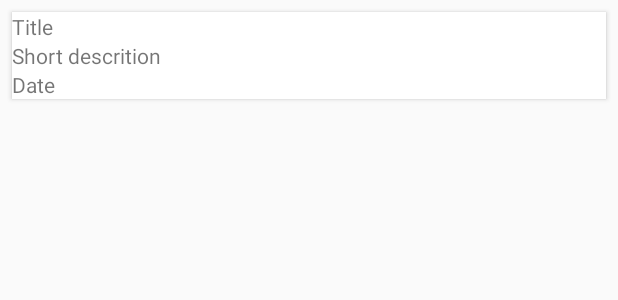
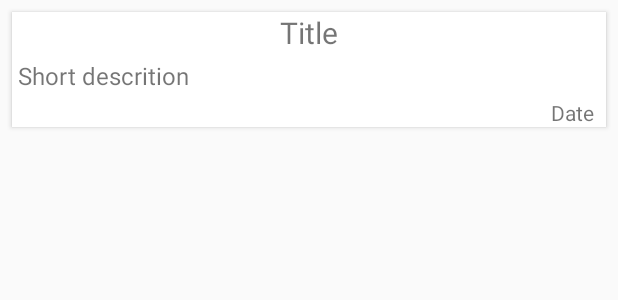
Before and after one commit to jekos911/SebbiaTestTask, an Android app: the layout news_item.xml on its own in the app's theme, with its tools: preview values and no code run, on a phone screen of 412 x 824 dp. Shown: the top 300 px of the screen. Run offline under Robolectric (Android 15) with nearby library versions, the phone set to English and light mode, and no system bars.

Commit message:
some bugs fixed

```diff
--- a/app/src/main/AndroidManifest.xml
+++ b/app/src/main/AndroidManifest.xml
@@ -19,7 +19,9 @@
                 <category android:name="android.intent.category.LAUNCHER" />
             </intent-filter>
         </activity>
-        <activity android:name=".StartActivity"/>
+        <activity android:name=".StartActivity"
+            android:screenOrientation="portrait"
+            />
     </application>
 
 </manifest>
--- a/app/src/main/java/com/jekos/sebbiatesttask/uifragments/recyclerutils/CategoriesViewHolder.java
+++ b/app/src/main/java/com/jekos/sebbiatesttask/uifragments/recyclerutils/CategoriesViewHolder.java
@@ -33,8 +33,7 @@ public class CategoriesViewHolder extends RecyclerView.ViewHolder implements Vie
 
     @Override
     public void onClick(View v) {
-        SebbiaInterface inte = MyServiceGenerator.createService(SebbiaInterface.class);
-        inte.getNewsFromCategory(idCategory, 0).enqueue(new Callback<NewsList>() {
+        NewsMenu.getInterfaceApi().getNewsFromCategory(idCategory, 0).enqueue(new Callback<NewsList>() {
             @Override
             public void onResponse(Call<NewsList> call, Response<NewsList> response) {
                 NewsMenu.setNewsList(response.body().getListNews());
--- a/app/src/main/res/layout/news_item.xml
+++ b/app/src/main/res/layout/news_item.xml
@@ -18,24 +18,32 @@
         android:layout_height="wrap_content">
 
     <TextView
-        android:layout_width="wrap_content"
+        android:layout_width="match_parent"
         android:layout_height="wrap_content"
         android:id="@+id/title"
-        tools:text="Title"/>
+        tools:text="Title"
+        android:textSize="20sp"
+        android:gravity="center_horizontal"/>
 
     <TextView
         android:layout_below="@id/title"
         android:layout_width="wrap_content"
         android:layout_height="wrap_content"
         android:id="@+id/short_description"
-        tools:text="Short descrition"/>
+        tools:text="Short descrition"
+        android:textSize="16sp"
+        android:padding="4dp"
+        />
 
     <TextView
         android:layout_below="@id/short_description"
-        android:layout_width="wrap_content"
+        android:layout_width="match_parent"
         android:layout_height="wrap_content"
         android:id="@+id/date"
-        tools:text="Date"/>
+        tools:text="Date"
+        android:gravity="end"
+        android:paddingRight="8dp"
+        />
 
     </RelativeLayout>
 
--- a/app/src/main/res/values/strings.xml
+++ b/app/src/main/res/values/strings.xml
@@ -1,3 +1,4 @@
 <resources>
     <string name="app_name">SebbiaTestTask</string>
+    <string name="error_internet">Internet connection error</string>
 </resources>
```
Also changed, not shown: app/src/main/java/com/jekos/sebbiatesttask/uifragments/recyclerutils/ListNewsFragment.java (+2 -9 lines), app/src/main/java/com/jekos/sebbiatesttask/uifragments/recyclerutils/NewsAdapter.java (+0 -17 lines).
